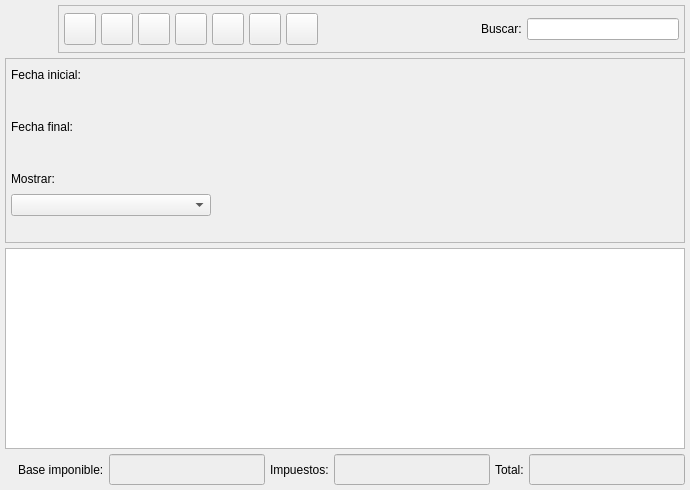
First picture: the form in bulmages/bulmafact/src/facturaslistbase.ui, repository eboladev/Bulmages-1, before the edit.
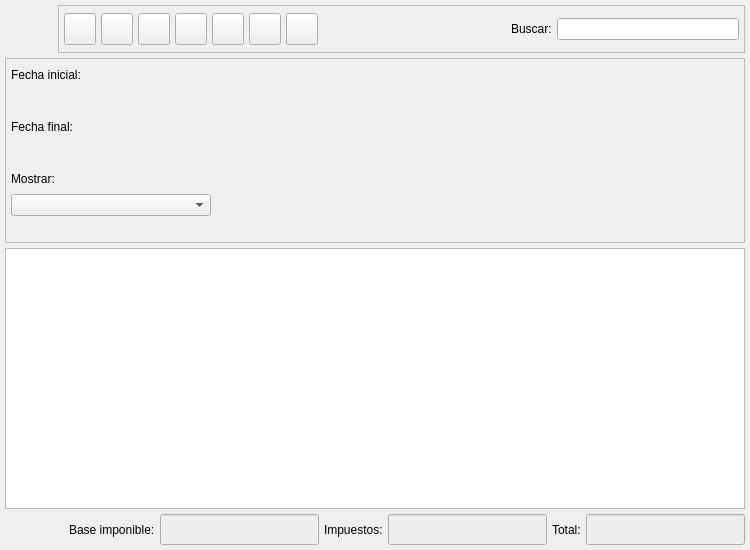
Second picture: the form after the edit. Icons and pictures are not drawn. Custom widgets are drawn as their Qt base class.

What changed in the file:
```diff
--- a/bulmages/bulmafact/src/facturaslistbase.ui
+++ b/bulmages/bulmafact/src/facturaslistbase.ui
@@ -9,8 +9,8 @@
    <rect>
     <x>0</x>
     <y>0</y>
-    <width>690</width>
-    <height>490</height>
+    <width>750</width>
+    <height>550</height>
    </rect>
   </property>
   <property name="windowTitle" >
@@ -23,15 +23,25 @@
    <property name="margin" >
     <number>5</number>
    </property>
-   <property name="spacing" >
+   <property name="topMargin" >
+    <number>5</number>
+   </property>
+   <property name="rightMargin" >
+    <number>5</number>
+   </property>
+   <property name="bottomMargin" >
+    <number>5</number>
+   </property>
+   <property name="horizontalSpacing" >
+    <number>5</number>
+   </property>
+   <property name="verticalSpacing" >
     <number>5</number>
    </property>
    <item row="1" column="0" >
     <widget class="QFrame" name="m_busqueda" >
      <property name="sizePolicy" >
-      <sizepolicy>
-       <hsizetype>5</hsizetype>
-       <vsizetype>4</vsizetype>
+      <sizepolicy vsizetype="Maximum" hsizetype="Preferred" >
        <horstretch>0</horstretch>
        <verstretch>0</verstretch>
       </sizepolicy>
@@ -52,7 +62,19 @@
       <property name="margin" >
        <number>5</number>
       </property>
-      <property name="spacing" >
+      <property name="topMargin" >
+       <number>5</number>
+      </property>
+      <property name="rightMargin" >
+       <number>5</number>
+      </property>
+      <property name="bottomMargin" >
+       <number>5</number>
+      </property>
+      <property name="horizontalSpacing" >
+       <number>5</number>
+      </property>
+      <property name="verticalSpacing" >
        <number>5</number>
       </property>
       <item row="6" column="0" >
@@ -82,9 +104,7 @@
         <item>
          <widget class="BusquedaArticulo" native="1" name="m_articulo" >
           <property name="sizePolicy" >
-           <sizepolicy>
-            <hsizetype>7</hsizetype>
-            <vsizetype>5</vsizetype>
+           <sizepolicy vsizetype="Preferred" hsizetype="Expanding" >
             <horstretch>0</horstretch>
             <verstretch>0</verstretch>
            </sizepolicy>
@@ -100,9 +120,7 @@
         <item>
          <widget class="BusquedaCliente" native="1" name="m_cliente" >
           <property name="sizePolicy" >
-           <sizepolicy>
-            <hsizetype>7</hsizetype>
-            <vsizetype>5</vsizetype>
+           <sizepolicy vsizetype="Preferred" hsizetype="Expanding" >
             <horstretch>0</horstretch>
             <verstretch>0</verstretch>
            </sizepolicy>
@@ -213,9 +231,7 @@
    <item row="2" column="0" >
     <widget class="FacturasListSubform" name="mui_list" >
      <property name="sizePolicy" >
-      <sizepolicy>
-       <hsizetype>13</hsizetype>
-       <vsizetype>7</vsizetype>
+      <sizepolicy vsizetype="Expanding" hsizetype="Ignored" >
        <horstretch>0</horstretch>
        <verstretch>0</verstretch>
       </sizepolicy>
@@ -259,9 +275,7 @@
         <bool>true</bool>
        </property>
        <property name="sizePolicy" >
-        <sizepolicy>
-         <hsizetype>5</hsizetype>
-         <vsizetype>0</vsizetype>
+        <sizepolicy vsizetype="Fixed" hsizetype="Preferred" >
          <horstretch>0</horstretch>
          <verstretch>0</verstretch>
         </sizepolicy>
@@ -341,9 +355,7 @@
         <bool>true</bool>
        </property>
        <property name="sizePolicy" >
-        <sizepolicy>
-         <hsizetype>5</hsizetype>
-         <vsizetype>0</vsizetype>
+        <sizepolicy vsizetype="Fixed" hsizetype="Preferred" >
          <horstretch>0</horstretch>
          <verstretch>0</verstretch>
         </sizepolicy>
@@ -423,9 +435,7 @@
         <bool>true</bool>
        </property>
        <property name="sizePolicy" >
-        <sizepolicy>
-         <hsizetype>5</hsizetype>
-         <vsizetype>0</vsizetype>
+        <sizepolicy vsizetype="Fixed" hsizetype="Preferred" >
          <horstretch>0</horstretch>
          <verstretch>0</verstretch>
         </sizepolicy>
```
Left out of the diff: 82 changed lines with no effect on the pictures.
